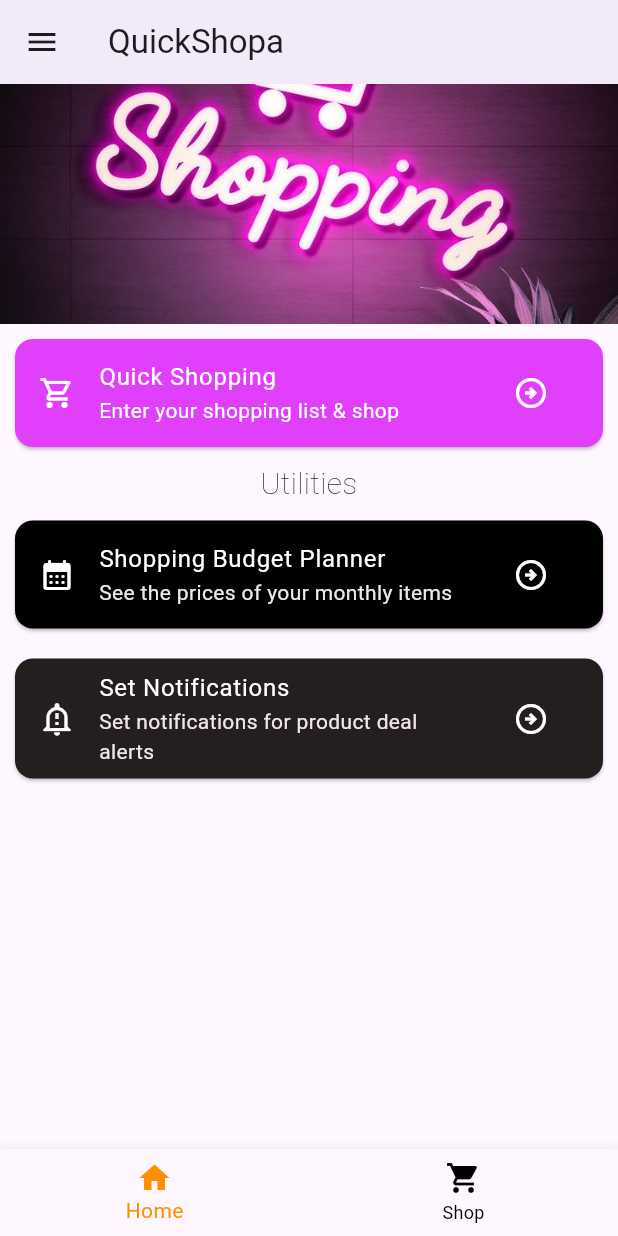
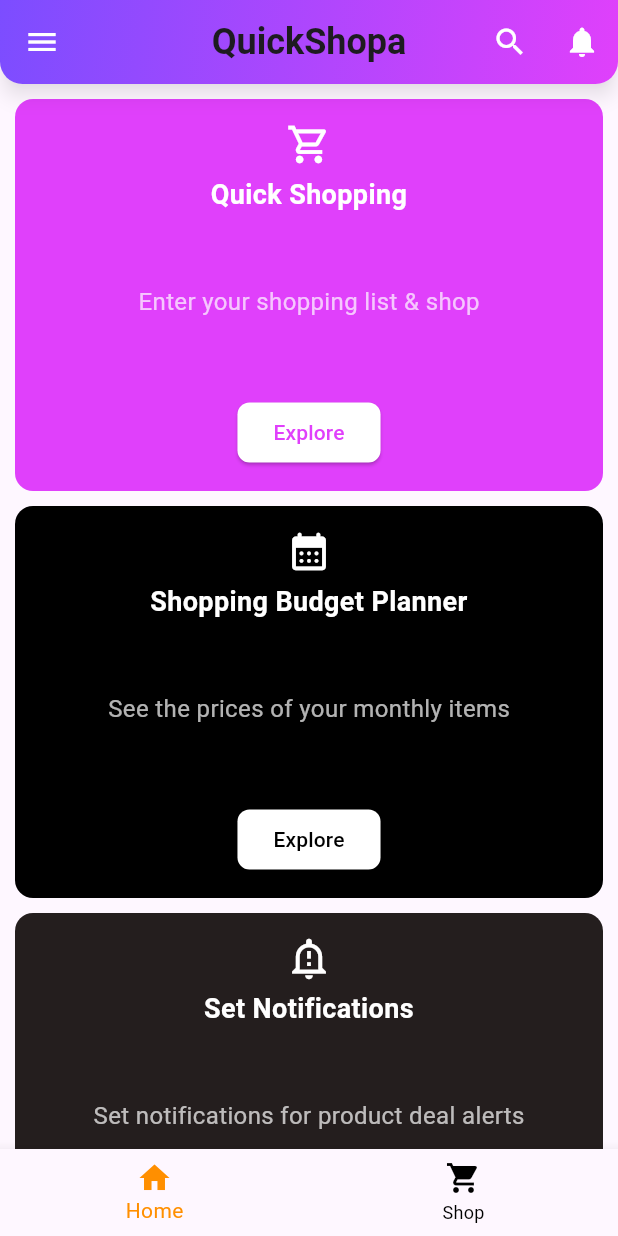
Before and after one commit to NeshJesse/shopai, a Flutter app: the MainPage screen opened by its route, on a phone screen of 412 x 824 dp. Run offline on Flutter 3.47's test engine with Material 3 defaults, Android fonts, the light colour scheme and no system bars; our stand-ins replace qr_flutter, sign_in_button, supabase_flutter, webview_flutter; missing offline and left inert: flutter_web_auth; accounts and stored records are empty; network calls fail; Roboto replaces fonts that are missing (Montserrat).

Commit message:
fixed app bar

```diff
--- a/lib/main.dart
+++ b/lib/main.dart
@@ -96,135 +96,185 @@
 
   @override
   Widget build(BuildContext context) {
+    // Get screen width to determine responsiveness
+    var screenWidth = MediaQuery.of(context).size.width;
+
+    // Adjust the number of columns based on the screen width
+    int crossAxisCount = screenWidth < 600 ? 1 : 2;
+
     return BaseLayout(
       appBar: AppBar(
-        elevation: 3.0,
-        title: Text('QuickShopa'),
-      ),
-      children: Center(
-        child: ListView(
-          children: [
-            Spacer(),
-            Container(
-              child: Image.asset(
-                'assets/shopping.jpeg',
-                fit: BoxFit.cover,
-                height: 160,
+        elevation: 5.0,
+        title: Text(
+          'QuickShopa',
+          style: TextStyle(
+            fontFamily: 'Montserrat', // Replace with your preferred font
+            fontSize: 24,
+            fontWeight: FontWeight.bold,
           ),
         ),
-
-            Card(
-              margin: EdgeInsets.all(10.0),
-              color: Colors.purpleAccent,
-              child: ListTile(
-                leading: Icon(
-                  Icons.shopping_cart_outlined,
-                  color: Colors.white,
+        centerTitle: true,
+        flexibleSpace: Container(
+          decoration: BoxDecoration(
+            gradient: LinearGradient(
+              begin: Alignment.topLeft,
+              end: Alignment.bottomRight,
+              colors: <Color>[
+                Colors.deepPurpleAccent,
+                Colors.purpleAccent,
+              ],
             ),
-                title: Text(
-                  'Quick Shopping',
-                  style: TextStyle(
-                    color: Colors.white,
-                  ),
-                ),
-                subtitle: Text(
-                  'Enter your shopping list & shop',
-                  style: TextStyle(
-                    color: Colors.white,
-                  ),
-                ),
-                trailing: IconButton(
-                  icon: Icon(Icons.arrow_circle_right_outlined),
-                  onPressed: () {
-                    Navigator.push(
-                      context,
-                      MaterialPageRoute(
-                          builder: (context) => ShoppingListScreen()),
-                    );
-                  },
-                  color: Colors.white,
+            borderRadius: BorderRadius.vertical(
+              bottom: Radius.circular(15),
             ),
           ),
         ),
-
-            Text(
-              "Utilities",
-              textAlign: TextAlign.center,
-              style: TextStyle(
-                fontSize: 20,
-                fontWeight: FontWeight.w200,
-                color: Colors.black,
-              ),
-            ),
-
-            Card(
-              margin: EdgeInsets.all(10.0),
-              color: Colors.black,
-              child: ListTile(
-                leading: Icon(
-                  Icons.calendar_month_rounded,
-                  color: Colors.white,
-                ),
-                title: Text(
-                  'Shopping Budget Planner',
-                  style: TextStyle(
-                    color: Colors.white,
-                  ),
-                ),
-                subtitle: Text(
-                  'See the prices of your monthly items',
-                  style: TextStyle(
-                    color: const Color.fromARGB(255, 240, 232, 232),
-                  ),
-                ),
-                trailing: IconButton(
-                  icon: Icon(Icons.arrow_circle_right_outlined),
+        leading: Builder(
+          builder: (context) {
+            return IconButton(
+              icon: Icon(Icons.menu, color: Colors.white),
               onPressed: () {
-                    Navigator.push(
-                      context,
-                      MaterialPageRoute(builder: (context) => PlanListScreen()),
+                Scaffold.of(context)
+                    .openDrawer(); // Opens the drawer inherited from BaseLayout
+              },
             );
           },
-                  color: Colors.white,
+        ),
+        actions: [
+          IconButton(
+            icon: Icon(Icons.search, color: Colors.white),
+            onPressed: () {
+              // Add search functionality
+            },
+          ),
+          IconButton(
+            icon: Icon(Icons.notifications, color: Colors.white),
+            onPressed: () {
+              // Add notification functionality
+            },
+          ),
+        ],
+        shadowColor: Colors.black.withOpacity(0.4),
+        shape: RoundedRectangleBorder(
+          borderRadius: BorderRadius.vertical(
+            bottom: Radius.circular(15),
           ),
         ),
       ),
-            Card(
-              margin: EdgeInsets.all(10.0),
-              color: const Color.fromARGB(255, 36, 30, 30),
-              child: ListTile(
-                leading: Icon(
+      children: Center(
+        child: GridView.builder(
+          padding: EdgeInsets.all(10),
+          gridDelegate: SliverGridDelegateWithFixedCrossAxisCount(
+            crossAxisCount:
+                crossAxisCount, // Adjust columns based on screen size
+            crossAxisSpacing: 6.0,
+            mainAxisSpacing: 10.0,
+            childAspectRatio: 1.5, // Adjust based on card size
+          ),
+          itemCount: 3, // Number of cards you have
+          itemBuilder: (context, index) {
+            if (index == 0) {
+              return _buildCard(
+                context,
+                'Quick Shopping',
+                'Enter your shopping list & shop',
+                Icons.shopping_cart_outlined,
+                Colors.purpleAccent,
+                ShoppingListScreen(),
+              );
+            } else if (index == 1) {
+              return _buildCard(
+                context,
+                'Shopping Budget Planner',
+                'See the prices of your monthly items',
+                Icons.calendar_month_rounded,
+                Colors.black,
+                PlanListScreen(),
+              );
+            } else if (index == 2) {
+              return _buildCard(
+                context,
+                'Set Notifications',
+                'Set notifications for product deal alerts',
                 Icons.notification_important_outlined,
-                  color: Colors.white,
-                ),
-                title: Text(
-                  'Set Notifications',
-                  style: TextStyle(
-                    color: Colors.white,
-                  ),
-                ),
-                subtitle: Text(
-                  'Set notifications for product deal alerts',
-                  style: TextStyle(
-                    color: const Color.fromARGB(255, 240, 232, 232),
-                  ),
-                ),
-                trailing: IconButton(
-                  icon: Icon(Icons.arrow_circle_right_outlined),
-                  onPressed: () {
-                    Navigator.push(
-                      context,
-                      MaterialPageRoute(builder: (context) => AlertsScreen()),
+                const Color.fromARGB(255, 36, 30, 30),
+                AlertsScreen(),
               );
+            }
+            return Container(); // Placeholder for additional cards
           },
-                  color: Colors.white,
-                ),
-              ),
-            ), // // Add other widgets here as needed
-            Spacer(),
-          ],
         ),
       ),
     );
   }
+
+  Widget _buildCard(
+    BuildContext context,
+    String title,
+    String subtitle,
+    IconData icon,
+    Color color,
+    Widget destination,
+  ) {
+    return Container(
+      padding: EdgeInsets.all(15.0),
+      decoration: BoxDecoration(
+        color: color,
+        borderRadius: BorderRadius.circular(12),
+      ),
+      child: Column(
+        mainAxisAlignment: MainAxisAlignment.center,
+        children: [
+          Icon(
+            icon,
+            color: Colors.white,
+            size: 30,
+          ),
+          SizedBox(height: 6.0),
+          Text(
+            title,
+            style: TextStyle(
+              color: Colors.white,
+              fontSize: 18,
+              fontWeight: FontWeight.bold,
+            ),
+            textAlign: TextAlign.center,
+          ),
+          SizedBox(height: 5),
+          Expanded(
+            child: FittedBox(
+              fit: BoxFit.scaleDown,
+              child: Text(
+                subtitle,
+                style: TextStyle(
+                  color: Colors.white70,
+                  fontSize: 16,
+                ),
+                textAlign: TextAlign.center,
+              ),
+            ),
+          ),
+          SizedBox(height: 10),
+          ElevatedButton(
+            onPressed: () {
+              Navigator.push(
+                context,
+                MaterialPageRoute(builder: (context) => destination),
+              );
+            },
+            style: ElevatedButton.styleFrom(
+              backgroundColor: Colors.white,
+              shape: RoundedRectangleBorder(
+                borderRadius: BorderRadius.circular(8),
+              ),
+            ),
+            child: Text(
+              'Explore',
+              style: TextStyle(color: color),
+            ),
+          ),
+        ],
+      ),
+    );
   }
+}
```
Also changed, not shown: lib/main3.dart (added, +230 -0 lines). Lines whose indentation alone changed are shown as unchanged.
